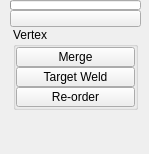
Before: the Qt Designer form ui/level_3/polygons_vertex.ui in m3trik/Scripts_portable, drawn with Qt 5.
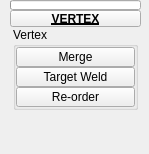
After: the same form once the commit is applied. Custom widgets are drawn as their Qt base class.

The edit to the form file:
```diff
--- a/ui/level_3/polygons_vertex.ui
+++ b/ui/level_3/polygons_vertex.ui
@@ -396,8 +396,15 @@
          <height>17</height>
         </size>
        </property>
+       <property name="font">
+        <font>
+         <weight>75</weight>
+         <bold>true</bold>
+         <underline>true</underline>
+        </font>
+       </property>
        <property name="text">
-        <string/>
+        <string>VERTEX</string>
        </property>
        <property name="checkable">
         <bool>true</bool>
```
